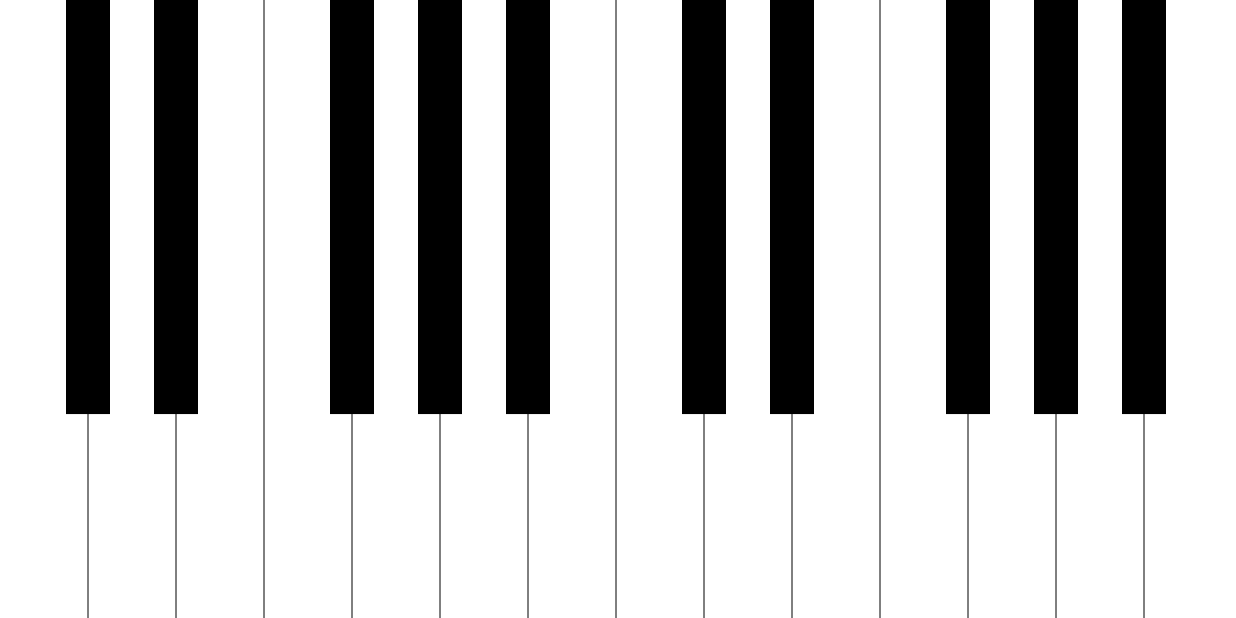
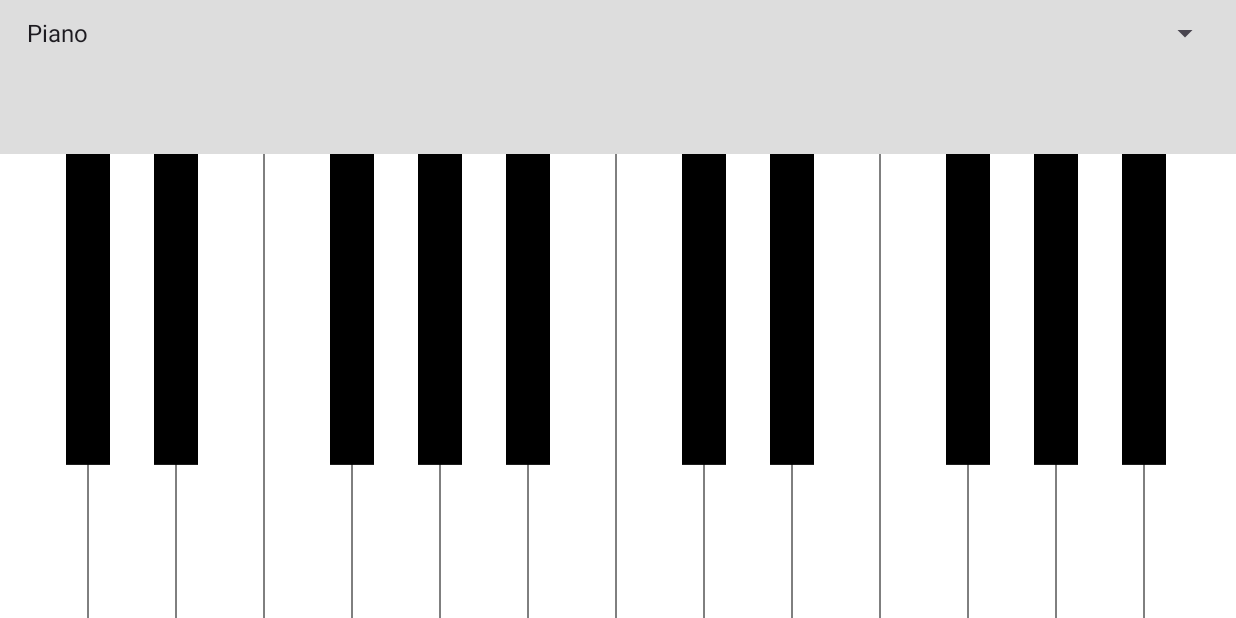
Before and after one commit to mxteo210/PianoDeLaHess, an Android app: the screen it shows after launch (MainActivity), on a phone screen of 824 x 412 dp (held sideways). Run offline under Robolectric (Android 15) with nearby library versions, the phone set to English and light mode, and no system bars.

Commit message:
Ajout barre d'intruments + changement layout : modifs sur AudioSoundPlayer, MainActivity, activity_main.xml.

```diff
--- a/app/src/main/java/com/example/pianodelahess/AudioSoundPlayer.java
+++ b/app/src/main/java/com/example/pianodelahess/AudioSoundPlayer.java
@@ -12,7 +12,11 @@ public class AudioSoundPlayer {
     // Map des noms de fichiers associés aux notes
     private static final SparseArray<String> SOUND_MAP = new SparseArray<>();
 
-    static {
+    public void setInstrument(String instrument) {
+        SOUND_MAP.clear(); // Efface les sons actuels
+
+        switch (instrument) {
+            case "Piano":
                 SOUND_MAP.put(1, "note_do.mp3");
                 SOUND_MAP.put(2, "note_re.mp3");
                 SOUND_MAP.put(3, "note_mi.mp3");
@@ -37,6 +41,26 @@ public class AudioSoundPlayer {
                 SOUND_MAP.put(22, "second_dies_fa.mp3");
                 SOUND_MAP.put(23, "second_dies_sol.mp3");
                 SOUND_MAP.put(24, "second_dies_la.mp3");
+                break;
+
+            case "Guitare":
+                SOUND_MAP.put(1, "guitar_do.mp3");
+                SOUND_MAP.put(2, "guitar_re.mp3");
+                // Ajouter les autres sons de guitare
+                break;
+
+            case "Violoncelle":
+                SOUND_MAP.put(1, "cello_do.mp3");
+                SOUND_MAP.put(2, "cello_re.mp3");
+                // Ajouter les autres sons de violoncelle
+                break;
+
+            case "Flûte":
+                SOUND_MAP.put(1, "flute_do.mp3");
+                SOUND_MAP.put(2, "flute_re.mp3");
+                // Ajouter les autres sons de flûte
+                break;
+        }
     }
 
     public AudioSoundPlayer(Context context) {
--- a/app/src/main/java/com/example/pianodelahess/MainActivity.java
+++ b/app/src/main/java/com/example/pianodelahess/MainActivity.java
@@ -1,14 +1,51 @@
 package com.example.pianodelahess;
 
 import android.os.Bundle;
+import android.view.View;
+import android.widget.AdapterView;
+import android.widget.ArrayAdapter;
+import android.widget.Spinner;
 import androidx.appcompat.app.AppCompatActivity;
 
 public class MainActivity extends AppCompatActivity {
+
+    private PianoView pianoView;
+    private AudioSoundPlayer soundPlayer;
 
     @Override
     protected void onCreate(Bundle savedInstanceState) {
         super.onCreate(savedInstanceState);
         setContentView(R.layout.activity_main);
+
+        pianoView = findViewById(R.id.piano_view);
+        soundPlayer = new AudioSoundPlayer(this);
+
+        // Initialisation du menu déroulant
+        Spinner instrumentSpinner = findViewById(R.id.instrument_spinner);
+
+        // Liste des instruments disponibles
+        String[] instruments = {"Piano", "Guitare", "Violoncelle", "Flûte"};
+        ArrayAdapter<String> adapter = new ArrayAdapter<>(this, android.R.layout.simple_spinner_item, instruments);
+        adapter.setDropDownViewResource(android.R.layout.simple_spinner_dropdown_item);
+        instrumentSpinner.setAdapter(adapter);
+
+        // Gestion des sélections dans le Spinner
+        instrumentSpinner.setOnItemSelectedListener(new AdapterView.OnItemSelectedListener() {
+            @Override
+            public void onItemSelected(AdapterView<?> parent, View view, int position, long id) {
+                String selectedInstrument = instruments[position];
+                updateInstrument(selectedInstrument);
+            }
+
+            @Override
+            public void onNothingSelected(AdapterView<?> parent) {
+                // Aucun instrument sélectionné
+            }
+        });
     }
 
+    private void updateInstrument(String instrument) {
+        // Changez la logique pour associer les sons des notes en fonction de l'instrument
+        soundPlayer.setInstrument(instrument);
+    }
 }
--- a/app/src/main/res/layout/activity_main.xml
+++ b/app/src/main/res/layout/activity_main.xml
@@ -1,14 +1,29 @@
-<?xml version="1.0" encoding="utf-8"?>
-<androidx.constraintlayout.widget.ConstraintLayout xmlns:android="http://schemas.android.com/apk/res/android"
-    xmlns:app="http://schemas.android.com/apk/res-auto"
-    xmlns:tools="http://schemas.android.com/tools"
-    android:id="@+id/main"
+<LinearLayout xmlns:android="http://schemas.android.com/apk/res/android"
     android:layout_width="match_parent"
     android:layout_height="match_parent"
-    tools:context=".MainActivity">
+    android:orientation="vertical">
 
+    <!-- Bande supérieure avec le menu déroulant -->
+    <LinearLayout
+        android:layout_width="match_parent"
+        android:layout_height="0dp"
+        android:layout_weight="1"
+        android:orientation="horizontal"
+        android:background="#DDDDDD"
+        android:padding="10dp">
+
+        <!-- Menu déroulant (Spinner) -->
+        <Spinner
+            android:id="@+id/instrument_spinner"
+            android:layout_width="match_parent"
+            android:layout_height="wrap_content"
+            android:spinnerMode="dropdown" />
+    </LinearLayout>
+
+    <!-- PianoView occupant 3/4 de l'écran -->
     <com.example.pianodelahess.PianoView
+        android:id="@+id/piano_view"
         android:layout_width="match_parent"
-        android:layout_height="match_parent" />
-
-</androidx.constraintlayout.widget.ConstraintLayout>
+        android:layout_height="0dp"
+        android:layout_weight="3" />
+</LinearLayout>
```
Lines whose indentation alone changed are shown as unchanged.
